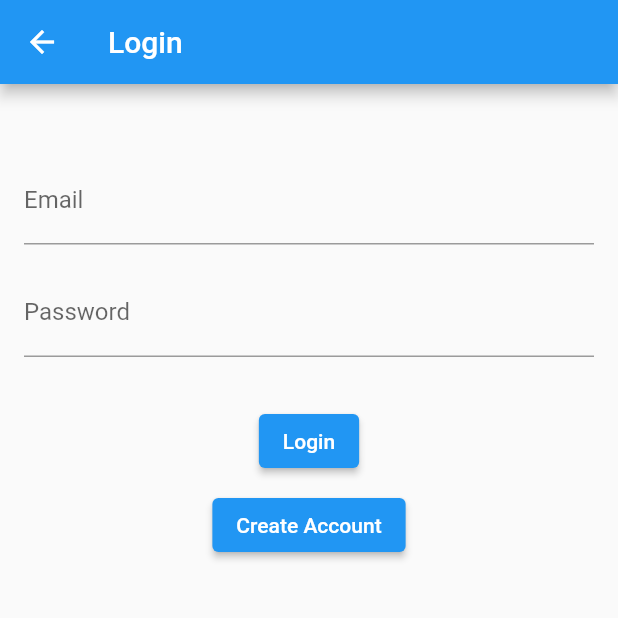
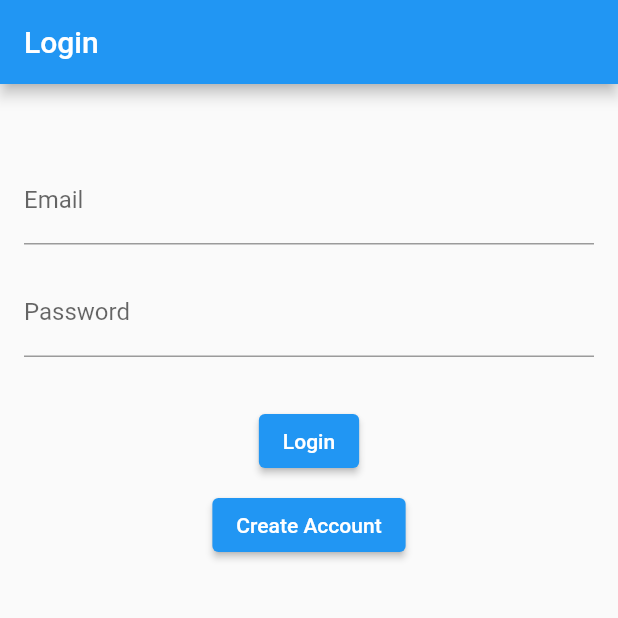
Before and after one commit to ankanSikdar/flutter-bloc-firebase-auth-example, a Flutter app: the LoginPage screen opened directly, on a phone screen of 412 x 824 dp, the top half of it. Run offline on Flutter 3.47's test engine with Material 2 defaults, Android fonts, the phone set to English and light mode, and no system bars; our stand-ins replace bloc, cloud_firestore, equatable, firebase_auth, firebase_core, flutter_bloc; accounts and stored records are empty.

Commit message:
Removed back button from login screen and home screen

```diff
--- a/lib/screens/home/home_screen.dart
+++ b/lib/screens/home/home_screen.dart
@@ -9,9 +9,12 @@ class HomePage extends StatelessWidget {
   @override
   Widget build(BuildContext context) {
     final user = context.read<AuthBloc>().state.user;
-    return Scaffold(
+    return WillPopScope(
+      onWillPop: () async => false,
+      child: Scaffold(
         appBar: AppBar(
           title: Text('Home'),
+          automaticallyImplyLeading: false,
           actions: [
             IconButton(
                 icon: Icon(Icons.logout),
@@ -25,6 +28,7 @@ class HomePage extends StatelessWidget {
             child: Text(user.email),
           ),
         ),
+      ),
     );
   }
 }
--- a/lib/screens/login/login_screen.dart
+++ b/lib/screens/login/login_screen.dart
@@ -21,6 +21,7 @@ class _LoginPageState extends State<LoginPage> {
       child: Scaffold(
         appBar: AppBar(
           title: Text('Login'),
+          automaticallyImplyLeading: false,
         ),
         body: Padding(
           padding: EdgeInsets.fromLTRB(16.0, 48.0, 16.0, 0.0),
```
Lines whose indentation alone changed are shown as unchanged.
